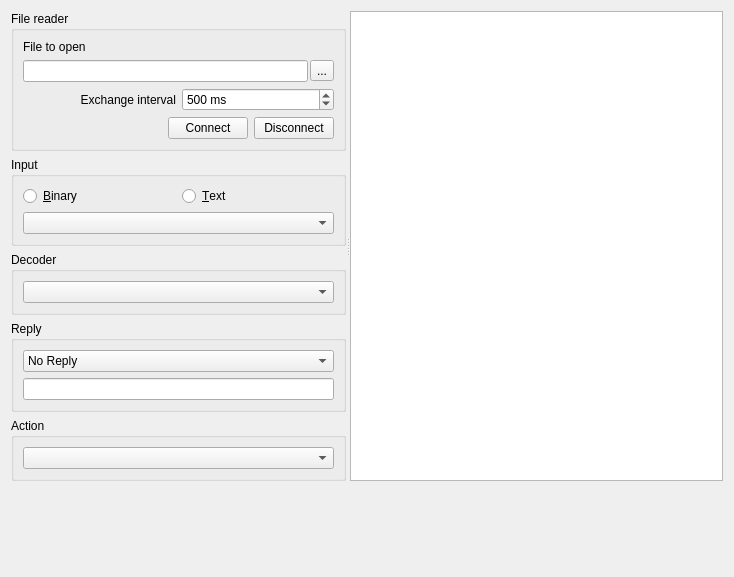
khomchenkovaa/PortListener, file PLDesk/filereader.ui: the form before one commit.
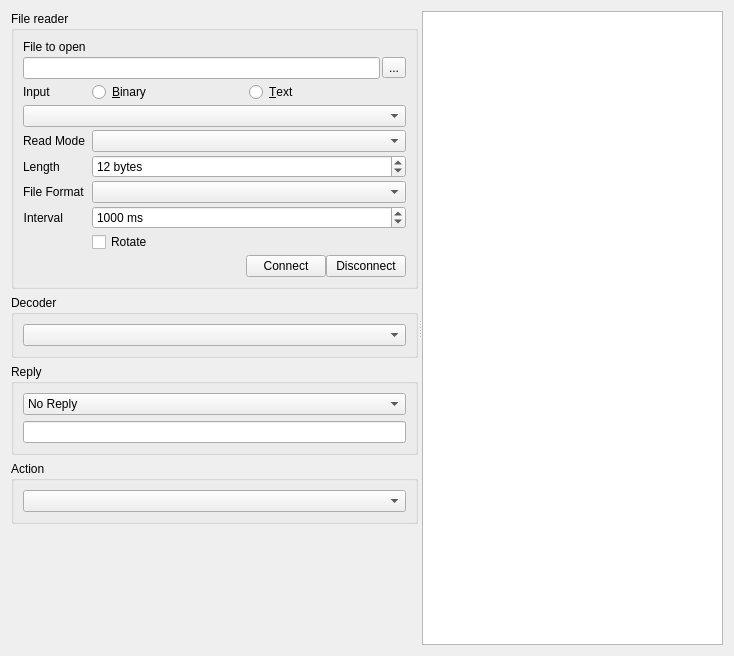
The form after the commit.

Commit message: [MOD] file reader

The edit to the form file:
```diff
--- a/PLDesk/filereader.ui
+++ b/PLDesk/filereader.ui
@@ -7,34 +7,37 @@
     <x>0</x>
     <y>0</y>
     <width>734</width>
-    <height>577</height>
+    <height>656</height>
    </rect>
   </property>
   <property name="windowTitle">
    <string>MQ Listener</string>
   </property>
-  <layout class="QVBoxLayout" name="verticalLayout_6">
+  <layout class="QVBoxLayout" name="verticalLayout_5">
    <item>
     <widget class="QSplitter" name="splitter">
      <property name="orientation">
       <enum>Qt::Horizontal</enum>
      </property>
      <widget class="QWidget" name="layoutWidget">
-      <layout class="QVBoxLayout" name="verticalLayout_5">
+      <layout class="QVBoxLayout" name="verticalLayout_2">
        <item>
         <widget class="QGroupBox" name="boxConnection">
          <property name="title">
           <string>File reader</string>
          </property>
-         <layout class="QVBoxLayout" name="verticalLayout">
-          <item>
+         <layout class="QFormLayout" name="formLayout">
+          <property name="verticalSpacing">
+           <number>3</number>
+          </property>
+          <item row="0" column="0">
            <widget class="QLabel" name="lblConnection">
             <property name="text">
              <string>File to open</string>
             </property>
            </widget>
           </item>
-          <item>
+          <item row="1" column="0" colspan="2">
            <layout class="QHBoxLayout" name="horizontalLayout_4">
             <property name="spacing">
              <number>2</number>
@@ -51,40 +54,114 @@
             </item>
            </layout>
           </item>
+          <item row="2" column="0">
+           <widget class="QLabel" name="lblInput">
+            <property name="text">
+             <string>Input</string>
+            </property>
+           </widget>
+          </item>
+          <item row="2" column="1">
+           <layout class="QHBoxLayout" name="horizontalLayout_2">
           <item>
-           <layout class="QHBoxLayout" name="horizontalLayout_3">
+             <widget class="QRadioButton" name="rbBinary">
+              <property name="text">
+               <string>&amp;Binary</string>
+              </property>
+             </widget>
+            </item>
             <item>
+             <widget class="QRadioButton" name="rbText">
+              <property name="text">
+               <string>&amp;Text</string>
+              </property>
+             </widget>
+            </item>
+           </layout>
+          </item>
+          <item row="3" column="0" colspan="2">
+           <widget class="QComboBox" name="cmbCodec"/>
+          </item>
+          <item row="4" column="0">
+           <widget class="QLabel" name="lblReadMode">
+            <property name="text">
+             <string>Read Mode</string>
+            </property>
+           </widget>
+          </item>
+          <item row="4" column="1">
+           <widget class="QComboBox" name="cmbReadMode"/>
+          </item>
+          <item row="5" column="0">
+           <widget class="QLabel" name="lblBytes">
+            <property name="text">
+             <string>Length</string>
+            </property>
+           </widget>
+          </item>
+          <item row="5" column="1">
+           <widget class="QSpinBox" name="spinBytes">
+            <property name="suffix">
+             <string> bytes</string>
+            </property>
+            <property name="minimum">
+             <number>1</number>
+            </property>
+            <property name="maximum">
+             <number>1024</number>
+            </property>
+            <property name="value">
+             <number>12</number>
+            </property>
+           </widget>
+          </item>
+          <item row="6" column="0">
+           <widget class="QLabel" name="lblFileFormat">
+            <property name="text">
+             <string>File Format</string>
+            </property>
+           </widget>
+          </item>
+          <item row="6" column="1">
+           <widget class="QComboBox" name="cmbFileFormat"/>
+          </item>
+          <item row="7" column="0">
              <widget class="QLabel" name="lblInterval">
               <property name="text">
-               <string>Exchange interval</string>
+             <string>Interval</string>
               </property>
               <property name="alignment">
                <set>Qt::AlignRight|Qt::AlignTrailing|Qt::AlignVCenter</set>
               </property>
              </widget>
             </item>
-            <item>
+          <item row="7" column="1">
              <widget class="QSpinBox" name="spinInterval">
               <property name="suffix">
                <string> ms</string>
               </property>
               <property name="minimum">
-               <number>100</number>
+             <number>500</number>
               </property>
               <property name="maximum">
                <number>5000</number>
               </property>
               <property name="singleStep">
-               <number>100</number>
-              </property>
-              <property name="value">
                <number>500</number>
               </property>
-             </widget>
-            </item>
-           </layout>
+            <property name="value">
+             <number>1000</number>
+            </property>
+           </widget>
+          </item>
+          <item row="8" column="1">
+           <widget class="QCheckBox" name="chkRotate">
+            <property name="text">
+             <string>Rotate</string>
+            </property>
+           </widget>
           </item>
-          <item>
+          <item row="9" column="1">
            <layout class="QHBoxLayout" name="horizontalLayout">
             <item>
              <spacer name="horizontalSpacer">
@@ -118,36 +195,6 @@
          </layout>
         </widget>
        </item>
-       <item>
-        <widget class="QGroupBox" name="boxInput">
-         <property name="title">
-          <string>Input</string>
-         </property>
-         <layout class="QVBoxLayout" name="verticalLayout_2">
-          <item>
-           <layout class="QHBoxLayout" name="horizontalLayout_2">
-            <item>
-             <widget class="QRadioButton" name="rbBinary">
-              <property name="text">
-               <string>&amp;Binary</string>
-              </property>
-             </widget>
-            </item>
-            <item>
-             <widget class="QRadioButton" name="rbText">
-              <property name="text">
-               <string>&amp;Text</string>
-              </property>
-             </widget>
-            </item>
-           </layout>
-          </item>
-          <item>
-           <widget class="QComboBox" name="cmbCodec"/>
-          </item>
-         </layout>
-        </widget>
-       </item>
        <item>
         <widget class="QGroupBox" name="boxDecoder">
          <property name="title">
@@ -213,11 +260,6 @@
          </layout>
         </widget>
        </item>
-      </layout>
-     </widget>
-     <widget class="QTextBrowser" name="textLog"/>
-    </widget>
-   </item>
    <item>
     <spacer name="verticalSpacer">
      <property name="orientation">
@@ -230,6 +272,11 @@
       </size>
      </property>
     </spacer>
+       </item>
+      </layout>
+     </widget>
+     <widget class="QTextBrowser" name="textLog"/>
+    </widget>
    </item>
   </layout>
  </widget>
```
Lines whose indentation alone changed are shown as unchanged. The commit also changes 1 other file.
